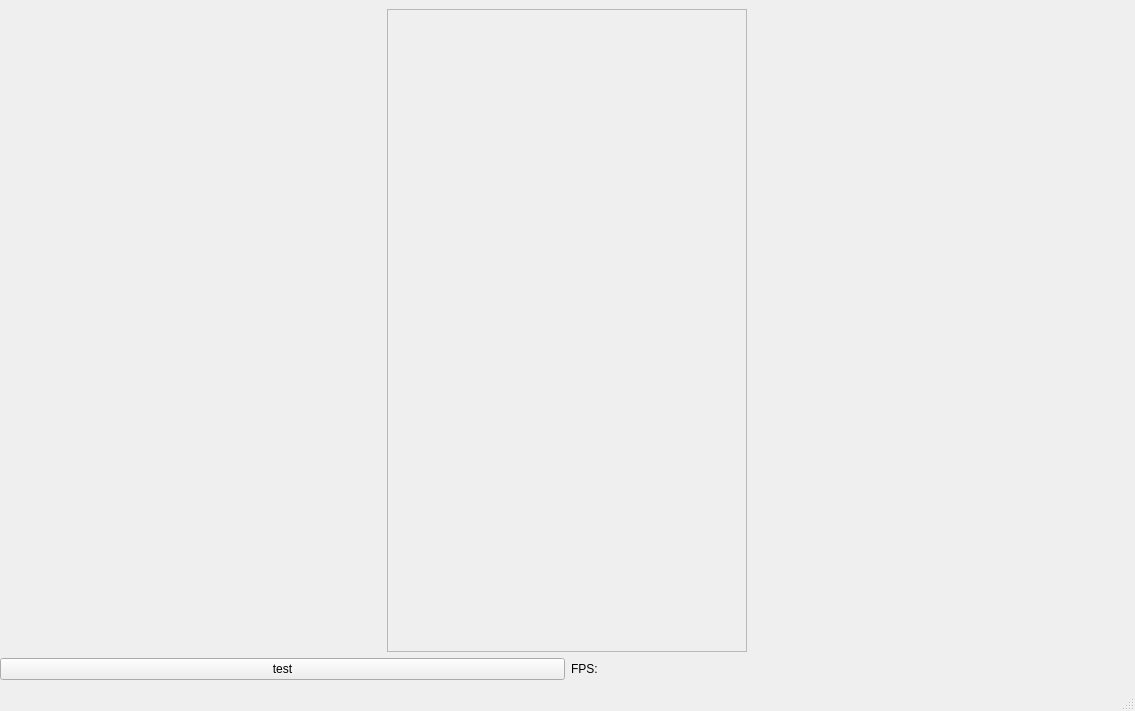
Before: the Qt Designer form mainwindow.ui in jsjsjs000/imx8mp_qt_ar0521_isp_tool, drawn with Qt 5.
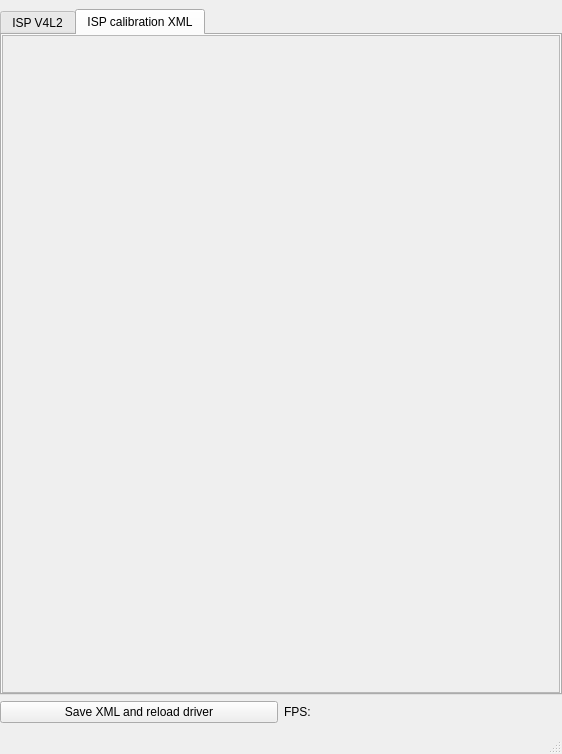
After: the same form once the commit is applied.

Patch:
```diff
--- a/mainwindow.ui
+++ b/mainwindow.ui
@@ -6,12 +6,12 @@
    <rect>
     <x>0</x>
     <y>0</y>
-    <width>1135</width>
-    <height>711</height>
+    <width>562</width>
+    <height>754</height>
    </rect>
   </property>
   <property name="windowTitle">
-   <string>MainWindow</string>
+   <string>i.MX 8M plus AR0521 ISP tool</string>
   </property>
   <widget class="QWidget" name="centralwidget">
    <layout class="QGridLayout" name="gridLayout_2">
@@ -21,13 +21,6 @@
     <property name="rightMargin">
      <number>0</number>
     </property>
-    <item row="1" column="0">
-     <widget class="QPushButton" name="pushButton">
-      <property name="text">
-       <string>test</string>
-      </property>
-     </widget>
-    </item>
     <item row="1" column="1">
      <widget class="QLabel" name="fpsLabel">
       <property name="text">
@@ -41,56 +34,15 @@
        <number>0</number>
       </property>
       <item>
-       <widget class="QScrollArea" name="scrollArea">
-        <property name="sizePolicy">
-         <sizepolicy hsizetype="Preferred" vsizetype="Expanding">
-          <horstretch>0</horstretch>
-          <verstretch>0</verstretch>
-         </sizepolicy>
+       <widget class="QTabWidget" name="tabWidget">
+        <property name="currentIndex">
+         <number>1</number>
         </property>
-        <property name="minimumSize">
-         <size>
-          <width>360</width>
-          <height>0</height>
-         </size>
-        </property>
-        <property name="maximumSize">
-         <size>
-          <width>360</width>
-          <height>16777215</height>
-         </size>
-        </property>
-        <property name="widgetResizable">
-         <bool>true</bool>
-        </property>
-        <widget class="QWidget" name="scrollAreaWidgetContents">
-         <property name="geometry">
-          <rect>
-           <x>0</x>
-           <y>0</y>
-           <width>358</width>
-           <height>614</height>
-          </rect>
-         </property>
-         <property name="sizePolicy">
-          <sizepolicy hsizetype="Preferred" vsizetype="Expanding">
-           <horstretch>0</horstretch>
-           <verstretch>0</verstretch>
-          </sizepolicy>
-         </property>
-         <property name="minimumSize">
-          <size>
-           <width>340</width>
-           <height>0</height>
-          </size>
-         </property>
-         <property name="baseSize">
-          <size>
-           <width>340</width>
-           <height>0</height>
-          </size>
-         </property>
-         <layout class="QGridLayout" name="gridLayout">
+        <widget class="QWidget" name="tab_1">
+         <attribute name="title">
+          <string>ISP V4L2</string>
+         </attribute>
+         <layout class="QGridLayout" name="gridLayout_4">
           <property name="leftMargin">
            <number>0</number>
           </property>
@@ -107,28 +59,122 @@
            <number>0</number>
           </property>
           <item row="0" column="0">
-           <layout class="QVBoxLayout" name="verticalLayout">
-            <property name="spacing">
-             <number>0</number>
+           <widget class="QScrollArea" name="scrollArea_1">
+            <property name="widgetResizable">
+             <bool>true</bool>
             </property>
-            <property name="sizeConstraint">
-             <enum>QLayout::SetDefaultConstraint</enum>
+            <widget class="QWidget" name="scrollAreaWidgetContents_1">
+             <property name="geometry">
+              <rect>
+               <x>0</x>
+               <y>0</y>
+               <width>554</width>
+               <height>626</height>
+              </rect>
+             </property>
+             <layout class="QGridLayout" name="gridLayout_3">
+              <property name="leftMargin">
+               <number>0</number>
+              </property>
+              <property name="topMargin">
+               <number>0</number>
+              </property>
+              <property name="rightMargin">
+               <number>0</number>
+              </property>
+              <property name="bottomMargin">
+               <number>0</number>
+              </property>
+              <property name="spacing">
+               <number>0</number>
+              </property>
+              <item row="0" column="0">
+               <layout class="QVBoxLayout" name="verticalLayout_1">
+                <property name="spacing">
+                 <number>0</number>
+                </property>
+               </layout>
+              </item>
+             </layout>
+            </widget>
+           </widget>
+          </item>
+         </layout>
+        </widget>
+        <widget class="QWidget" name="tab_2">
+         <attribute name="title">
+          <string>ISP calibration XML</string>
+         </attribute>
+         <layout class="QGridLayout" name="gridLayout_6">
+          <property name="leftMargin">
+           <number>0</number>
+          </property>
+          <property name="topMargin">
+           <number>0</number>
+          </property>
+          <property name="rightMargin">
+           <number>0</number>
+          </property>
+          <property name="bottomMargin">
+           <number>0</number>
+          </property>
+          <property name="spacing">
+           <number>0</number>
+          </property>
+          <item row="0" column="0">
+           <widget class="QScrollArea" name="scrollArea_2">
+            <property name="widgetResizable">
+             <bool>true</bool>
             </property>
-           </layout>
+            <widget class="QWidget" name="scrollAreaWidgetContents_2">
+             <property name="geometry">
+              <rect>
+               <x>0</x>
+               <y>0</y>
+               <width>554</width>
+               <height>626</height>
+              </rect>
+             </property>
+             <layout class="QGridLayout" name="gridLayout_5">
+              <property name="leftMargin">
+               <number>0</number>
+              </property>
+              <property name="topMargin">
+               <number>0</number>
+              </property>
+              <property name="rightMargin">
+               <number>0</number>
+              </property>
+              <property name="bottomMargin">
+               <number>0</number>
+              </property>
+              <property name="spacing">
+               <number>0</number>
+              </property>
+              <item row="0" column="0">
+               <layout class="QVBoxLayout" name="verticalLayout_2">
+                <property name="spacing">
+                 <number>0</number>
+                </property>
+               </layout>
+              </item>
+             </layout>
+            </widget>
+           </widget>
           </item>
          </layout>
         </widget>
        </widget>
       </item>
-      <item>
-       <layout class="QVBoxLayout" name="verticalLayout_2">
-        <property name="spacing">
-         <number>0</number>
-        </property>
-       </layout>
-      </item>
      </layout>
     </item>
+    <item row="1" column="0">
+     <widget class="QPushButton" name="pushButton">
+      <property name="text">
+       <string>Save XML and reload driver</string>
+      </property>
+     </widget>
+    </item>
    </layout>
   </widget>
   <widget class="QMenuBar" name="menubar">
@@ -136,7 +182,7 @@
     <rect>
      <x>0</x>
      <y>0</y>
-     <width>1135</width>
+     <width>562</width>
      <height>22</height>
     </rect>
    </property>
```
